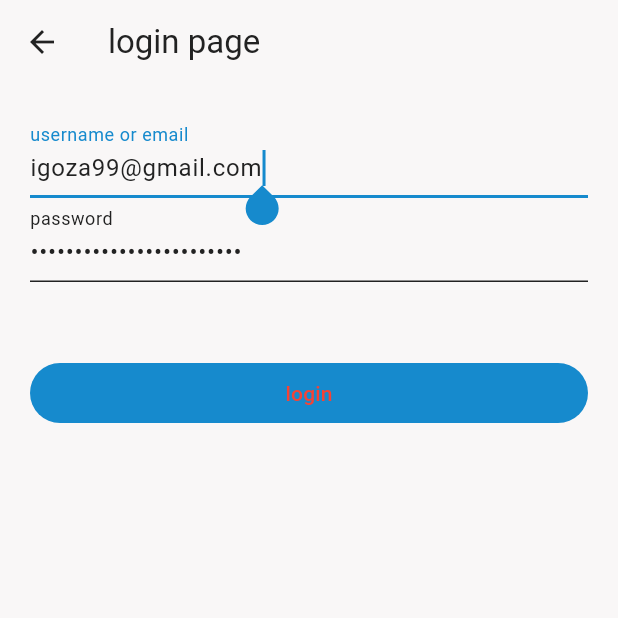
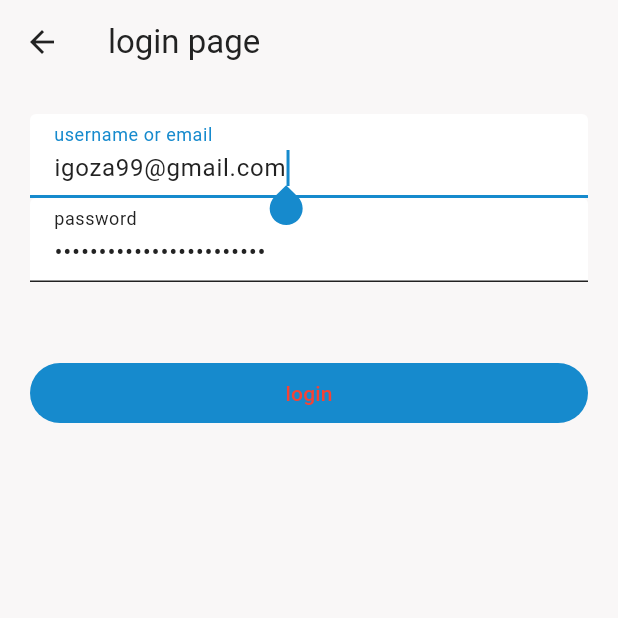
Before and after one commit to igieske/events.baroo.app, a Flutter app: the screen it shows after launch, after a tap on the "menu" icon, after a tap on "login", on a phone screen of 412 x 824 dp, the top half of it. Run offline on Flutter 3.47's test engine with Material 3 defaults, Android fonts, the light colour scheme and no system bars; our stand-ins replace bloc, flutter_bloc, go_router, shared_preferences; network calls fail.

Commit message:
Theme (light): add inputDecorationTheme.

```diff
--- a/lib/themes/theme_light.dart
+++ b/lib/themes/theme_light.dart
@@ -23,4 +23,9 @@ ThemeData appThemeLight = ThemeData(
     onError: Colors.pink,
   ),
 
+  inputDecorationTheme: const InputDecorationTheme(
+    fillColor: Colors.white,
+    filled: true,
+  ),
+
 );
```
